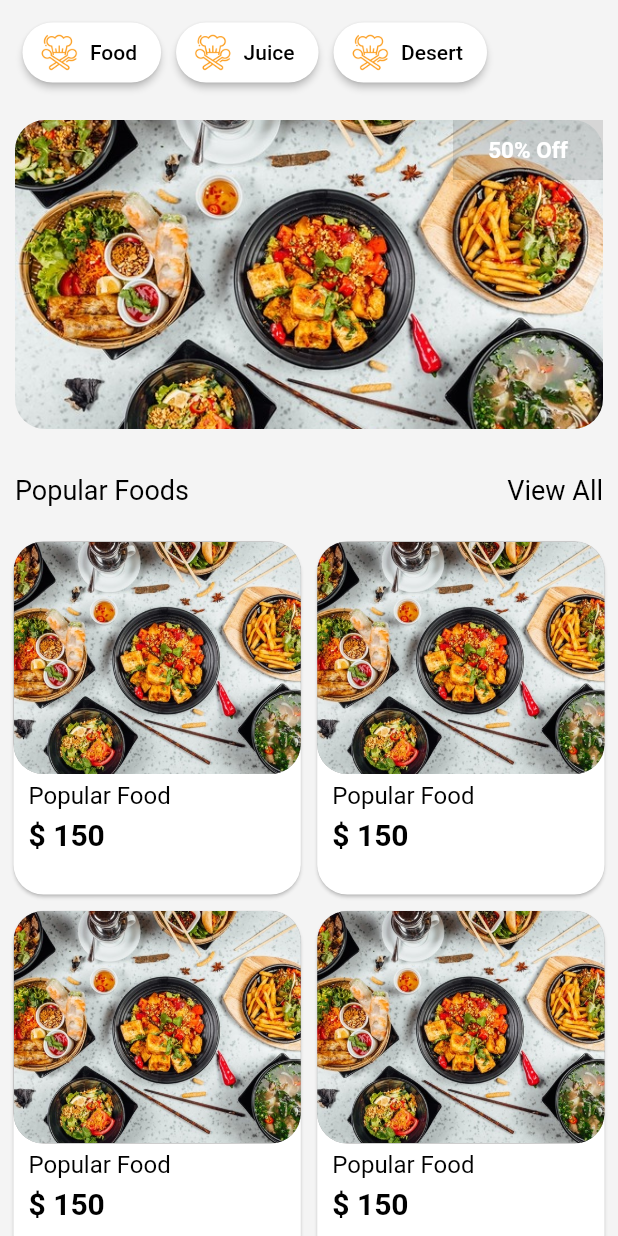
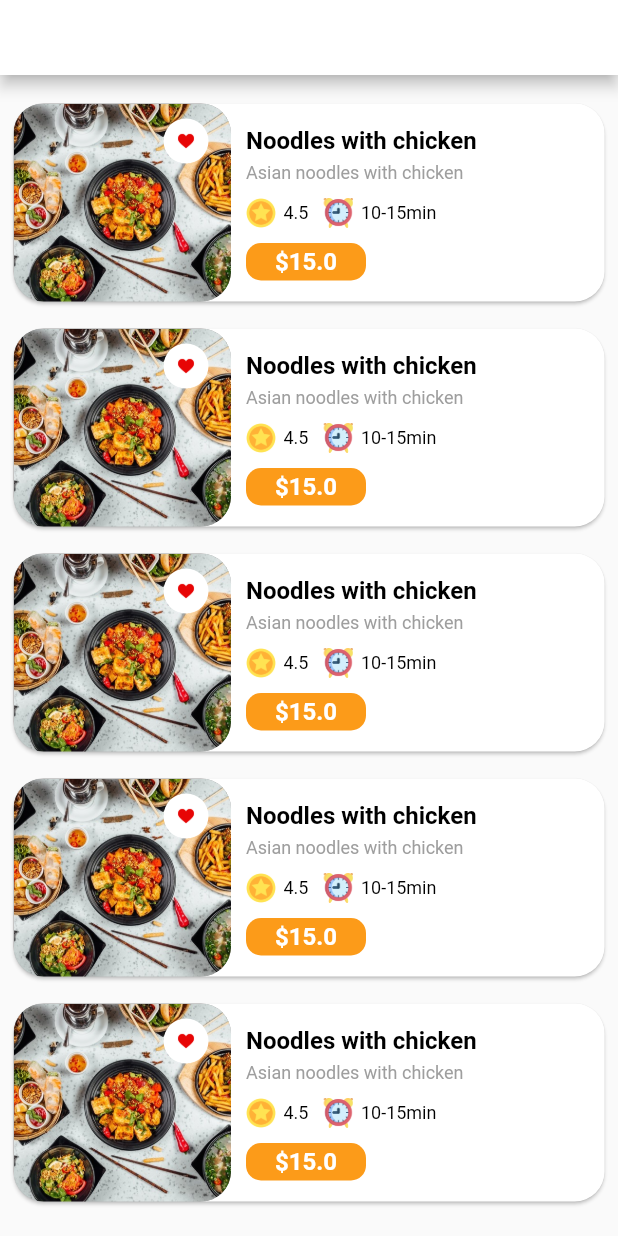
Before and after one commit to Mrvsolutions/snacksnmeals, a Flutter app: the HomeScreen widget shown alone on an empty page, opened directly, after a tap on "Juice", on a phone screen of 412 x 824 dp. Run offline on Flutter 3.47's test engine with Material 2 defaults, Android fonts, the phone set to English and light mode, and no system bars; our stand-ins replace curved_navigation_bar, flutter_easyloading, fluttertoast; missing offline and left inert: dart:ffi.

Commit message:
product page

```diff
--- a/lib/pages/HomeScreen.dart
+++ b/lib/pages/HomeScreen.dart
@@ -2,6 +2,7 @@ import 'package:flutter/material.dart';
 import 'package:flutter/cupertino.dart';
 import 'package:snacksnmeals/Comman/ColorFile.dart';
 import 'package:snacksnmeals/pages/MenuPage.dart';
+import 'package:snacksnmeals/pages/ProductPage.dart';
 
 class HomeScreen extends StatefulWidget {
   const HomeScreen({Key? key}) : super(key: key);
@@ -54,6 +55,11 @@ class _HomeScreenState extends State<HomeScreen> {
                       child: RaisedButton.icon(
                         onPressed: () {
                           print('Button Clicked.');
+                          Navigator.push(
+                              context,
+                              MaterialPageRoute(
+                                builder: (context) => ProductPage(),
+                              ));
                         },
                         shape: RoundedRectangleBorder(
                             borderRadius:
--- /dev/null
+++ b/lib/pages/ProductPage.dart
@@ -0,0 +1,187 @@
+import 'package:flutter/material.dart';
+import 'package:flutter/cupertino.dart';
+import 'package:snacksnmeals/Comman/ColorFile.dart';
+
+import '../AppToolbar.dart';
+
+class ProductPage extends StatefulWidget {
+  const ProductPage({Key? key}) : super(key: key);
+
+  @override
+  _ProductPageState createState() => _ProductPageState();
+}
+
+class _ProductPageState extends State<ProductPage> {
+  late String _titleheading = "Juice";
+
+  @override
+  Widget build(BuildContext context) {
+    return Scaffold(
+        appBar: AppToolbar(context, _titleheading, true),
+        body: Container(
+          child: Padding(
+            padding: const EdgeInsets.fromLTRB(0, 10, 0, 10),
+            child: new ListView.builder(
+              itemBuilder: (BuildContext context, int index) {
+                //  var Announcementlst = _listannmnt[index];
+                return GestureDetector(
+                    child: ProductListItem(context), onTap: () {});
+              },
+              itemCount: 10,
+            ),
+          ),
+        ));
+  }
+}
+
+Container ProductListItem(BuildContext context) {
+  return Container(
+    height: 150,
+    child: Padding(
+      padding: const EdgeInsets.all(5.0),
+      child: Card(
+        shape: RoundedRectangleBorder(borderRadius: BorderRadius.circular(20)),
+        child: Stack(
+          children: [
+            Row(
+              mainAxisAlignment: MainAxisAlignment.start,
+              crossAxisAlignment: CrossAxisAlignment.start,
+              children: [
+                Container(
+                  height: 145,
+                  width: 145,
+                  decoration: BoxDecoration(
+                    color: Colors.grey,
+                    borderRadius: BorderRadius.circular(20),
+                  ),
+                  child: Container(
+                    decoration: BoxDecoration(
+                      image: DecorationImage(
+                          fit: BoxFit.cover,
+                          image: AssetImage('assets/food_img.jpeg')),
+                      borderRadius: BorderRadius.all(
+                        Radius.circular(20.0),
+                      ),
+                    ),
+                  ),
+                ),
+                Column(
+                  crossAxisAlignment: CrossAxisAlignment.start,
+                  children: <Widget>[
+                    Padding(
+                      padding: const EdgeInsets.fromLTRB(10, 15, 5, 5),
+                      child: Text(
+                        // products is out demo list
+                        "Noodles with chicken",
+                        style: TextStyle(
+                            color: Colors.black,
+                            fontSize: 16,
+                            fontWeight: FontWeight.bold),
+                      ),
+                    ),
+                    Padding(
+                      padding: const EdgeInsets.fromLTRB(10, 0, 5, 5),
+                      child: Text(
+                        "Asian noodles with chicken",
+                        style: TextStyle(
+                          color: Colors.grey,
+                          fontSize: 12,
+                        ),
+                      ),
+                    ),
+                    Padding(
+                      padding: const EdgeInsets.fromLTRB(10, 5, 5, 5),
+                      child: Row(
+                        mainAxisAlignment: MainAxisAlignment.spaceBetween,
+                        crossAxisAlignment: CrossAxisAlignment.center,
+                        children: [
+                          Row(
+                            crossAxisAlignment: CrossAxisAlignment.center,
+                            children: [
+                              Container(
+                                  height: 20,
+                                  width: 20,
+                                  child: Image.asset('assets/rating_star.png')),
+                              Padding(
+                                padding: const EdgeInsets.fromLTRB(5, 0, 0, 0),
+                                child: Text(
+                                  "4.5",
+                                  style: TextStyle(
+                                    color: Colors.black,
+                                    fontSize: 12,
+                                  ),
+                                ),
+                              ),
+                            ],
+                          ),
+                          Padding(
+                            padding: const EdgeInsets.fromLTRB(10, 0, 0, 0),
+                            child: Row(
+                              crossAxisAlignment: CrossAxisAlignment.center,
+                              children: [
+                                Container(
+                                    height: 20,
+                                    width: 20,
+                                    child:
+                                        Image.asset('assets/alarm_clock.png')),
+                                Padding(
+                                  padding:
+                                      const EdgeInsets.fromLTRB(5, 0, 0, 0),
+                                  child: Text(
+                                    "10-15min",
+                                    style: TextStyle(
+                                      color: Colors.black,
+                                      fontSize: 12,
+                                    ),
+                                  ),
+                                ),
+                              ],
+                            ),
+                          )
+                        ],
+                      ),
+                    ),
+                    Align(
+                      alignment: Alignment.center,
+                      child: Padding(
+                        padding: const EdgeInsets.fromLTRB(10, 0, 0, 0),
+                        child: Container(
+                          margin: EdgeInsets.only(top: 5),
+                          height: 25,
+                          width: 80,
+                          decoration: BoxDecoration(
+                            color: bgOrangeColor,
+                            borderRadius: BorderRadius.circular(10),
+                          ),
+                          child: Center(
+                            child: Text(
+                              "\$15.0",
+                              style: TextStyle(
+                                  color: WhiteColor,
+                                  fontSize: 16,
+                                  fontWeight: FontWeight.bold),
+                            ),
+                          ),
+                        ),
+                      ),
+                    ),
+                  ],
+                ),
+              ],
+            ),
+            Container(
+              margin: EdgeInsets.only(top: 10, left: 100),
+              width: 30,
+              height: 30,
+              decoration: BoxDecoration(
+                color: Colors.white,
+                borderRadius: BorderRadius.circular(25),
+              ),
+              child: Image.asset("assets/ic_like_selected.png"),
+            )
+          ],
+        ),
+      ),
+    ),
+  );
+}
```
Also changed, not shown: assets/ic_like_selected.png (added), assets/ic_like_unselected.png (added).
